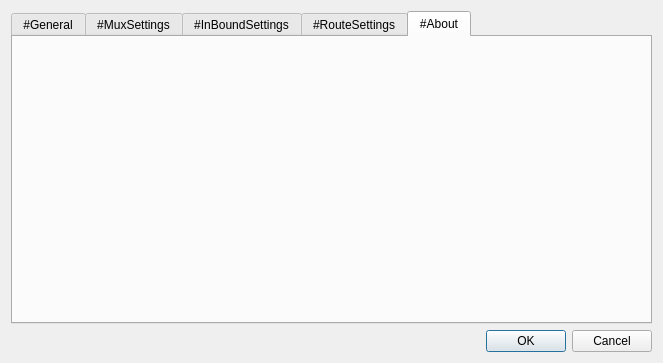
Above: src/w_PrefrencesWindow.ui from darsvador/qvssr before the change. Below: the same form after it.
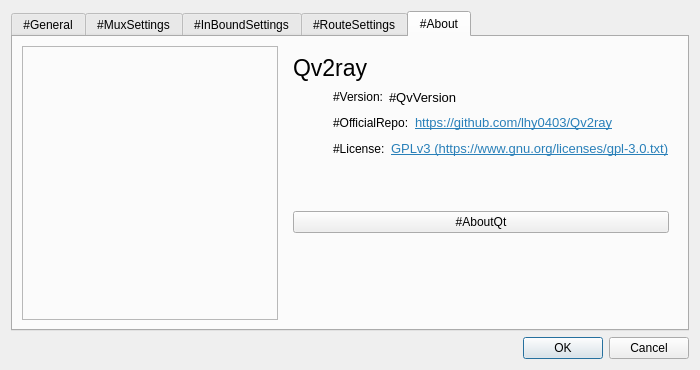
That is the form after the change. The open tabs and pages were chosen to show the change. Icons and pictures are not drawn.

Commit message: [Added] Added auto-connection function and About box

What changed in the file:
```diff
--- a/src/w_PrefrencesWindow.ui
+++ b/src/w_PrefrencesWindow.ui
@@ -6,14 +6,14 @@
    <rect>
     <x>0</x>
     <y>0</y>
-    <width>663</width>
-    <height>363</height>
+    <width>700</width>
+    <height>370</height>
    </rect>
   </property>
   <property name="minimumSize">
    <size>
-    <width>663</width>
-    <height>325</height>
+    <width>700</width>
+    <height>370</height>
    </size>
   </property>
   <property name="windowTitle">
@@ -458,6 +458,224 @@
       <attribute name="title">
        <string>#About</string>
       </attribute>
+      <layout class="QHBoxLayout" name="horizontalLayout" stretch="0,0">
+       <item>
+        <widget class="QFrame" name="img">
+         <property name="sizePolicy">
+          <sizepolicy hsizetype="Minimum" vsizetype="Minimum">
+           <horstretch>0</horstretch>
+           <verstretch>0</verstretch>
+          </sizepolicy>
+         </property>
+         <property name="minimumSize">
+          <size>
+           <width>256</width>
+           <height>256</height>
+          </size>
+         </property>
+         <property name="styleSheet">
+          <string notr="true">background-image: url(:/icons/Qv2ray.ico);background-repeat: no-repeat;</string>
+         </property>
+         <property name="frameShape">
+          <enum>QFrame::StyledPanel</enum>
+         </property>
+         <property name="frameShadow">
+          <enum>QFrame::Raised</enum>
+         </property>
+        </widget>
+       </item>
+       <item>
+        <widget class="QFrame" name="formFrame">
+         <layout class="QFormLayout" name="formLayout_6">
+          <property name="rowWrapPolicy">
+           <enum>QFormLayout::WrapAllRows</enum>
+          </property>
+          <property name="labelAlignment">
+           <set>Qt::AlignLeading|Qt::AlignLeft|Qt::AlignVCenter</set>
+          </property>
+          <property name="formAlignment">
+           <set>Qt::AlignLeading|Qt::AlignLeft|Qt::AlignTop</set>
+          </property>
+          <item row="0" column="0">
+           <widget class="QLabel" name="label_20">
+            <property name="font">
+             <font>
+              <pointsize>17</pointsize>
+             </font>
+            </property>
+            <property name="text">
+             <string>Qv2ray</string>
+            </property>
+           </widget>
+          </item>
+          <item row="3" column="0">
+           <layout class="QHBoxLayout" name="horizontalLayout_6">
+            <item>
+             <spacer name="horizontalSpacer">
+              <property name="orientation">
+               <enum>Qt::Horizontal</enum>
+              </property>
+              <property name="sizeHint" stdset="0">
+               <size>
+                <width>40</width>
+                <height>20</height>
+               </size>
+              </property>
+             </spacer>
+            </item>
+            <item>
+             <widget class="QLabel" name="label_24">
+              <property name="text">
+               <string>#Version:</string>
+              </property>
+             </widget>
+            </item>
+            <item>
+             <widget class="QLabel" name="qvVersion">
+              <property name="font">
+               <font>
+                <pointsize>10</pointsize>
+               </font>
+              </property>
+              <property name="text">
+               <string>#QvVersion</string>
+              </property>
+             </widget>
+            </item>
+           </layout>
+          </item>
+          <item row="4" column="0">
+           <layout class="QHBoxLayout" name="horizontalLayout_8">
+            <item>
+             <spacer name="horizontalSpacer_3">
+              <property name="orientation">
+               <enum>Qt::Horizontal</enum>
+              </property>
+              <property name="sizeHint" stdset="0">
+               <size>
+                <width>40</width>
+                <height>20</height>
+               </size>
+              </property>
+             </spacer>
+            </item>
+            <item>
+             <widget class="QLabel" name="label_27">
+              <property name="text">
+               <string>#OfficialRepo:</string>
+              </property>
+             </widget>
+            </item>
+            <item>
+             <widget class="QLabel" name="label_28">
+              <property name="sizePolicy">
+               <sizepolicy hsizetype="Expanding" vsizetype="Preferred">
+                <horstretch>0</horstretch>
+                <verstretch>0</verstretch>
+               </sizepolicy>
+              </property>
+              <property name="font">
+               <font>
+                <pointsize>10</pointsize>
+               </font>
+              </property>
+              <property name="text">
+               <string>&lt;html&gt;&lt;head/&gt;&lt;body&gt;&lt;p&gt;&lt;a href=&quot;https://github.com/lhy0403/Qv2ray&quot;&gt;&lt;span style=&quot; text-decoration: underline; color:#2980b9;&quot;&gt;https://github.com/lhy0403/Qv2ray&lt;/span&gt;&lt;/a&gt;&lt;/p&gt;&lt;/body&gt;&lt;/html&gt;</string>
+              </property>
+              <property name="textFormat">
+               <enum>Qt::RichText</enum>
+              </property>
+              <property name="wordWrap">
+               <bool>false</bool>
+              </property>
+              <property name="openExternalLinks">
+               <bool>true</bool>
+              </property>
+             </widget>
+            </item>
+           </layout>
+          </item>
+          <item row="5" column="0">
+           <layout class="QHBoxLayout" name="horizontalLayout_9">
+            <item>
+             <spacer name="horizontalSpacer_4">
+              <property name="orientation">
+               <enum>Qt::Horizontal</enum>
+              </property>
+              <property name="sizeHint" stdset="0">
+               <size>
+                <width>40</width>
+                <height>20</height>
+               </size>
+              </property>
+             </spacer>
+            </item>
+            <item>
+             <widget class="QLabel" name="label_29">
+              <property name="text">
+               <string>#License:</string>
+              </property>
+             </widget>
+            </item>
+            <item>
+             <widget class="QLabel" name="label_30">
+              <property name="sizePolicy">
+               <sizepolicy hsizetype="Expanding" vsizetype="Preferred">
+                <horstretch>0</horstretch>
+                <verstretch>0</verstretch>
+               </sizepolicy>
+              </property>
+              <property name="font">
+               <font>
+                <pointsize>10</pointsize>
+               </font>
+              </property>
+              <property name="text">
+               <string>&lt;html&gt;&lt;head/&gt;&lt;body&gt;&lt;p&gt;&lt;a href=&quot;https://www.gnu.org/licenses/gpl-3.0.txt&quot;&gt;&lt;span style=&quot; text-decoration: underline; color:#2980b9;&quot;&gt;GPLv3 (https://www.gnu.org/licenses/gpl-3.0.txt)&lt;/span&gt;&lt;/a&gt;&lt;/p&gt;&lt;/body&gt;&lt;/html&gt;</string>
+              </property>
+              <property name="textFormat">
+               <enum>Qt::RichText</enum>
+              </property>
+              <property name="wordWrap">
+               <bool>false</bool>
+              </property>
+              <property name="openExternalLinks">
+               <bool>true</bool>
+              </property>
+             </widget>
+            </item>
+           </layout>
+          </item>
+          <item row="6" column="0">
+           <spacer name="verticalSpacer">
+            <property name="orientation">
+             <enum>Qt::Vertical</enum>
+            </property>
+            <property name="sizeHint" stdset="0">
+             <size>
+              <width>20</width>
+              <height>40</height>
+             </size>
+            </property>
+           </spacer>
+          </item>
+          <item row="6" column="1">
+           <widget class="QPushButton" name="aboutQt">
+            <property name="minimumSize">
+             <size>
+              <width>206</width>
+              <height>0</height>
+             </size>
+            </property>
+            <property name="text">
+             <string>#AboutQt</string>
+            </property>
+           </widget>
+          </item>
+         </layout>
+        </widget>
+       </item>
+      </layout>
      </widget>
     </widget>
    </item>
```
The commit also changes 7 other files.
